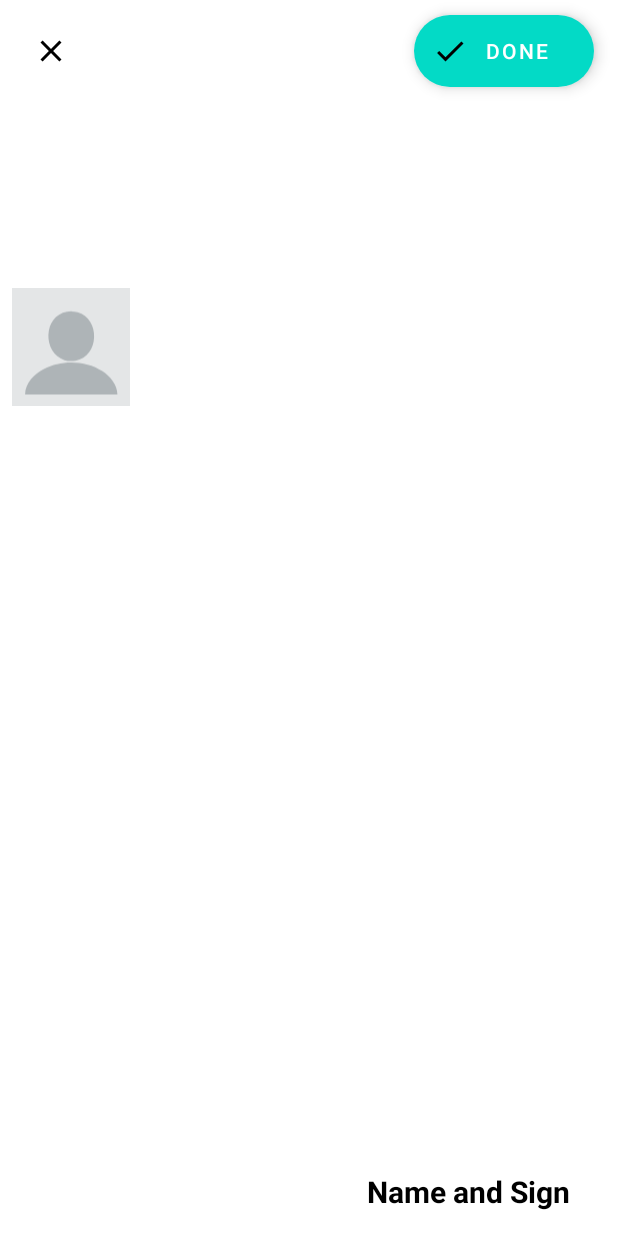
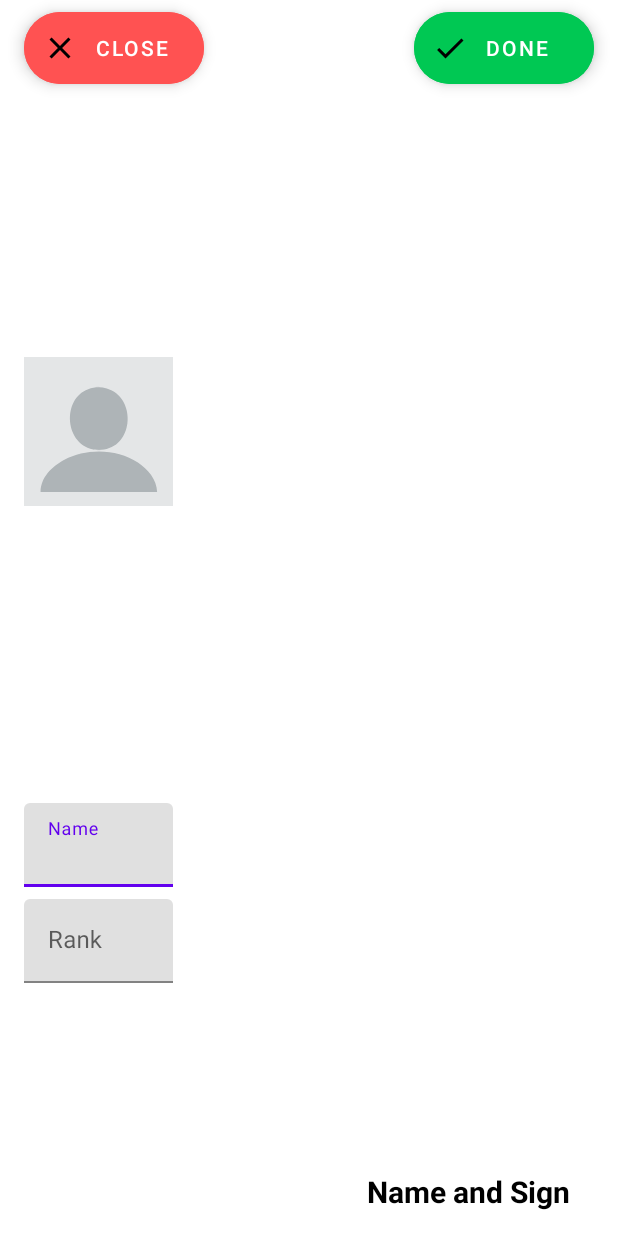
Before and after one commit to param105/FeedbackApp, an Android app: the RenderActivity screen opened directly, with no data from a screen before it, on a phone screen of 412 x 824 dp. Run offline under Robolectric (Android 15) with nearby library versions, the phone set to English and light mode, and no system bars.

Commit message:
UI adjusted

```diff
--- a/FeedBackApp/app/src/main/res/drawable/ic_close_black_24dp.xml
+++ b/FeedBackApp/app/src/main/res/drawable/ic_close_black_24dp.xml
@@ -4,6 +4,6 @@
         android:viewportWidth="24.0"
         android:viewportHeight="24.0">
     <path
-        android:fillColor="#FF000000"
+        android:fillColor="#FFFFFFFF"
         android:pathData="M19,6.41L17.59,5 12,10.59 6.41,5 5,6.41 10.59,12 5,17.59 6.41,19 12,13.41 17.59,19 19,17.59 13.41,12z"/>
 </vector>
--- a/FeedBackApp/app/src/main/res/layout/activity_render.xml
+++ b/FeedBackApp/app/src/main/res/layout/activity_render.xml
@@ -17,16 +17,16 @@
         app:layout_constraintStart_toStartOf="parent"
         app:layout_constraintTop_toTopOf="parent" />
 
-    <ImageView
+    <com.google.android.material.floatingactionbutton.ExtendedFloatingActionButton
         android:id="@+id/image_close_drawing"
-        android:layout_width="48dp"
-        android:layout_height="48dp"
-        android:layout_margin="10dp"
-        android:layout_marginStart="8dp"
+        android:layout_width="wrap_content"
+        android:layout_height="wrap_content"
+        android:layout_marginStart="16dp"
         android:layout_marginTop="8dp"
-        android:background="@color/color_white"
-        android:padding="12dp"
-        android:src="@drawable/ic_close_black_24dp"
+        android:text="Close"
+        android:textColor="@color/color_white"
+        app:icon="@drawable/ic_close_black_24dp"
+        android:backgroundTint="@color/color_red"
         app:layout_constraintStart_toStartOf="parent"
         app:layout_constraintTop_toTopOf="parent" />
 
@@ -38,6 +38,7 @@
         android:text="@string/done"
         android:textColor="@color/color_white"
         app:icon="@drawable/ic_done_black_24dp"
+        android:backgroundTint="@color/color_green"
         app:layout_constraintEnd_toEndOf="parent"
         app:layout_constraintTop_toTopOf="@id/image_close_drawing" />
 
@@ -180,32 +181,32 @@
         android:layout_width="wrap_content"
         android:layout_height="wrap_content"
         android:orientation="vertical"
-        app:layout_constraintGuide_percent="0.23" />
+        app:layout_constraintGuide_percent="0.3" />
 
     <ImageView
         android:id="@+id/ivProfile"
         android:layout_width="0dp"
         android:layout_height="0dp"
-        android:layout_marginStart="8dp"
+        android:layout_marginStart="16dp"
         android:layout_marginEnd="8dp"
         android:layout_marginBottom="8dp"
+        android:adjustViewBounds="true"
+        android:contentDescription="@string/image_profile"
         android:src="@drawable/ic_profile"
-        android:adjustViewBounds="true"
         app:layout_collapseMode="parallax"
         app:layout_collapseParallaxMultiplier="0.7"
         app:layout_constraintBottom_toTopOf="@+id/guideline2"
         app:layout_constraintEnd_toStartOf="@+id/guideline"
         app:layout_constraintStart_toStartOf="parent"
         app:layout_constraintTop_toBottomOf="@+id/image_close_drawing"
-        tools:srcCompat="@mipmap/ic_launcher_round"
-        android:contentDescription="@string/image_profile" />
+        tools:srcCompat="@mipmap/ic_launcher_round" />
 
     <androidx.constraintlayout.widget.Guideline
         android:id="@+id/guideline2"
         android:layout_width="wrap_content"
         android:layout_height="wrap_content"
         android:orientation="horizontal"
-        app:layout_constraintGuide_percent="0.5" />
+        app:layout_constraintGuide_percent="0.64" />
 
     <TextView
         android:id="@+id/tvSignAndName"
@@ -220,4 +221,41 @@
         app:layout_constraintBottom_toBottomOf="parent"
         app:layout_constraintEnd_toEndOf="parent" />
 
+    <com.google.android.material.textfield.TextInputLayout
+        android:id="@+id/tilName"
+        android:layout_width="0dp"
+        android:layout_height="wrap_content"
+        android:layout_marginStart="16dp"
+        android:layout_marginTop="8dp"
+        android:layout_marginEnd="8dp"
+        app:layout_constraintEnd_toStartOf="@+id/guideline"
+        app:layout_constraintStart_toStartOf="parent"
+        app:layout_constraintTop_toTopOf="@+id/guideline2">
+
+        <com.google.android.material.textfield.TextInputEditText
+            android:id="@+id/etName"
+            android:layout_width="match_parent"
+            android:layout_height="wrap_content"
+            android:hint="Name" />
+    </com.google.android.material.textfield.TextInputLayout>
+
+    <com.google.android.material.textfield.TextInputLayout
+        android:id="@+id/tilRank"
+        android:layout_width="0dp"
+        android:layout_height="wrap_content"
+        android:layout_marginStart="16dp"
+        android:layout_marginTop="8dp"
+        android:layout_marginEnd="8dp"
+        app:layout_constraintEnd_toStartOf="@+id/guideline"
+        app:layout_constraintStart_toStartOf="parent"
+        app:layout_constraintTop_toBottomOf="@+id/tilName">
+
+        <com.google.android.material.textfield.TextInputEditText
+            android:id="@+id/etRank"
+            android:layout_width="match_parent"
+            android:layout_height="wrap_content"
+            android:hint="Rank" />
+    </com.google.android.material.textfield.TextInputLayout>
+
+
 </androidx.constraintlayout.widget.ConstraintLayout>
```
